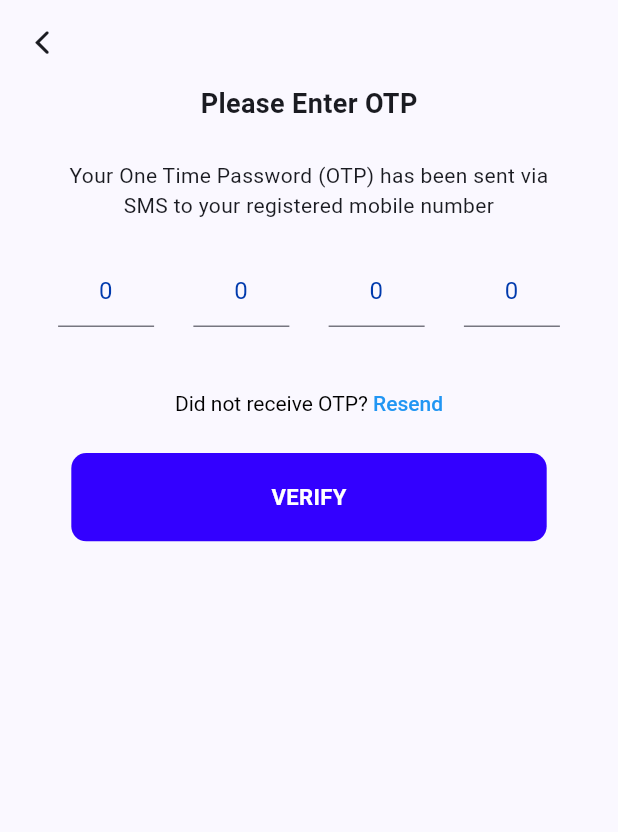
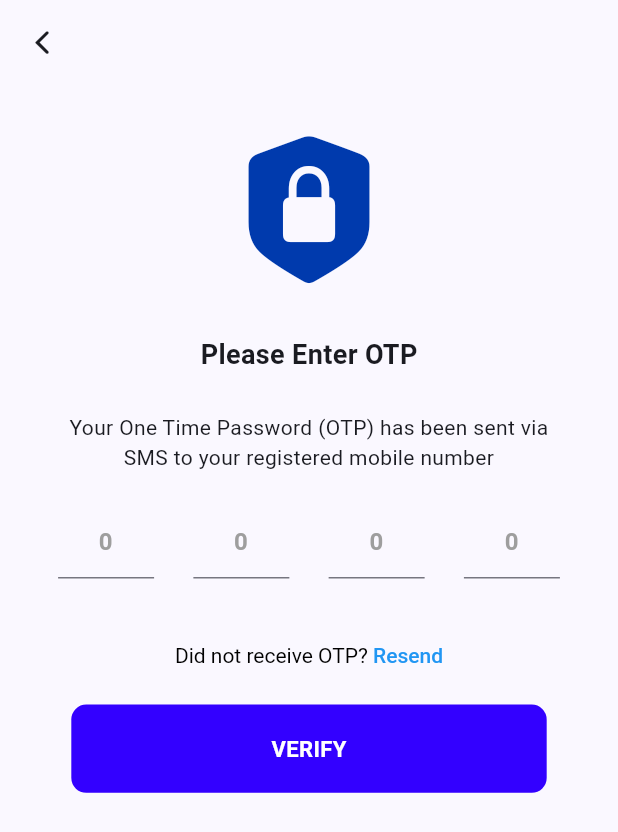
Before and after one commit to joyaljosephnote/sales_tracker_invoce_application, a Flutter app: the OtpFormScreen screen opened by its route, on a phone screen of 412 x 824 dp. Shown: the top 832 px of the screen. Run offline on Flutter 3.47's test engine with Material 2 defaults, Android fonts, the phone set to English and light mode, and no system bars; our stand-ins replace bloc, flutter_bloc, flutter_svg, google_fonts.

Commit message:
login screen logo and otp logo chaged

```diff
--- a/lib/featurs/presentation/screens/mobile/landing_screen/landing_screen.dart
+++ b/lib/featurs/presentation/screens/mobile/landing_screen/landing_screen.dart
@@ -4,8 +4,8 @@ import 'package:sales_tracker/featurs/business_logics/landing_page_bloc/landing_
 import 'package:sales_tracker/featurs/presentation/screens/mobile/bills_screen/bill_screen.dart';
 import 'package:sales_tracker/featurs/presentation/screens/mobile/home_screen/home_screen.dart';
 import 'package:sales_tracker/featurs/presentation/screens/mobile/inventory_screen/inventory_screen.dart';
-import 'package:sales_tracker/featurs/presentation/screens/mobile/more/more_screen.dart';
-import 'package:sales_tracker/featurs/presentation/screens/mobile/parties/parties_screen.dart';
+import 'package:sales_tracker/featurs/presentation/screens/mobile/more_screen/more_screen.dart';
+import 'package:sales_tracker/featurs/presentation/screens/mobile/parties_screen/parties_screen.dart';
 import 'package:sales_tracker/featurs/utils/colors/app_colors.dart';
 import 'package:sales_tracker/featurs/utils/constants/constants.dart';
 
--- a/lib/featurs/presentation/screens/mobile/otp_screen/otp_form_screen.dart
+++ b/lib/featurs/presentation/screens/mobile/otp_screen/otp_form_screen.dart
@@ -15,9 +15,8 @@ class OtpFormScreen extends StatelessWidget {
       appBar: AppBar(
         centerTitle: true,
         leading: IconButton(
-          onPressed: () {
-            Navigator.popAndPushNamed(context, Routes.authScreen);
-          },
+          onPressed: () =>
+              Navigator.popAndPushNamed(context, Routes.authScreen),
           icon: const Icon(
             CupertinoIcons.back,
           ),
@@ -32,18 +31,22 @@ class OtpFormScreen extends StatelessWidget {
                 crossAxisAlignment: CrossAxisAlignment.center,
                 mainAxisAlignment: MainAxisAlignment.center,
                 children: [
-                  textHeding1(data: "Please Enter OTP", textSize: 18),
+                  heightSizedBox(heightValue: 25.0),
+                  const LockShield(),
+                  heightSizedBox(heightValue: 25.0),
+                  textHeding1(data: otpMessageText, textSize: 18),
                   heightSizedBox(heightValue: 25.0),
                   const SizedBox(
                     width: 350,
-                    child: TextHeadingMessege(),
+                    child: TextHeadingMessage(),
                   ),
                   heightSizedBox(heightValue: 23.0),
                   const OTPForm(),
                   heightSizedBox(heightValue: 23.0),
                   const ResendOTP(),
                   heightSizedBox(heightValue: 25.0),
-                  const VerifyButton()
+                  const VerifyButton(),
+                  heightSizedBox(heightValue: 25.0),
                 ],
               ),
             ),
--- a/lib/featurs/utils/components/auth_screen_cmp/auth_screen_componets.dart
+++ b/lib/featurs/utils/components/auth_screen_cmp/auth_screen_componets.dart
@@ -1,3 +1,4 @@
+import 'package:flutter/cupertino.dart';
 import 'package:flutter/gestures.dart';
 import 'package:flutter/material.dart';
 import 'package:flutter_svg/svg.dart';
@@ -16,8 +17,9 @@ class LockIcon extends StatelessWidget {
   @override
   Widget build(BuildContext context) {
     return Icon(
-      Icons.lock,
+      CupertinoIcons.shield_lefthalf_fill,
       size: width,
+      color: primaryColor,
     );
   }
 }
--- a/lib/featurs/utils/components/otp_screen_cmp/otp_screen_componets.dart
+++ b/lib/featurs/utils/components/otp_screen_cmp/otp_screen_componets.dart
@@ -1,3 +1,4 @@
+import 'package:flutter/cupertino.dart';
 import 'package:flutter/gestures.dart';
 import 'package:flutter/material.dart';
 import 'package:flutter/services.dart';
@@ -5,8 +6,25 @@ import 'package:sales_tracker/featurs/utils/colors/app_colors.dart';
 import 'package:sales_tracker/featurs/utils/constants/constants.dart';
 import 'package:sales_tracker/featurs/utils/widgets/Ink_well_button.dart';
 
-class TextHeadingMessege extends StatelessWidget {
-  const TextHeadingMessege({
+class LockShield extends StatelessWidget {
+  const LockShield({
+    super.key,
+  });
+
+  @override
+  Widget build(BuildContext context) {
+    return Icon(
+      CupertinoIcons.lock_shield_fill,
+      size: sWidth! / 3.5,
+      color: primaryColor,
+    );
+  }
+}
+
+String otpMessageText = "Please Enter OTP";
+
+class TextHeadingMessage extends StatelessWidget {
+  const TextHeadingMessage({
     super.key,
   });
 
@@ -29,93 +47,59 @@ class OTPForm extends StatelessWidget {
     return Form(
       child: Container(
         margin: const EdgeInsets.fromLTRB(20, 0, 20, 0),
-        child: Row(
+        child: const Row(
           mainAxisAlignment: MainAxisAlignment.spaceBetween,
           children: [
             SizedBox(
               height: 68,
               width: 64,
-              child: TextFormField(
-                onChanged: (value) {
-                  if (value.length == 1) {
-                    FocusScope.of(context).nextFocus();
-                  }
-                },
-                decoration: const InputDecoration(
-                    hintText: "0", hintStyle: TextStyle(color: primaryColor)),
-                onSaved: (pin1) {},
-                style: const TextStyle(color: Colors.black),
-                keyboardType: TextInputType.number,
-                textAlign: TextAlign.center,
-                inputFormatters: [
-                  LengthLimitingTextInputFormatter(1),
-                  FilteringTextInputFormatter.digitsOnly,
-                ],
-              ),
+              child: OTPFormField(),
             ),
             SizedBox(
               height: 68,
               width: 64,
-              child: TextFormField(
-                onChanged: (value) {
-                  if (value.length == 1) {
-                    FocusScope.of(context).nextFocus();
-                  }
-                },
-                decoration: const InputDecoration(
-                    hintText: "0", hintStyle: TextStyle(color: primaryColor)),
-                style: const TextStyle(color: Colors.black),
-                keyboardType: TextInputType.number,
-                textAlign: TextAlign.center,
-                inputFormatters: [
-                  LengthLimitingTextInputFormatter(1),
-                  FilteringTextInputFormatter.digitsOnly,
-                ],
-              ),
+              child: OTPFormField(),
             ),
             SizedBox(
               height: 68,
               width: 64,
-              child: TextField(
-                onChanged: (value) {
-                  if (value.length == 1) {
-                    FocusScope.of(context).nextFocus();
-                  }
-                },
-                decoration: const InputDecoration(
-                    hintText: "0", hintStyle: TextStyle(color: primaryColor)),
-                style: const TextStyle(color: Colors.black),
-                keyboardType: TextInputType.number,
-                textAlign: TextAlign.center,
-                inputFormatters: [
-                  LengthLimitingTextInputFormatter(1),
-                  FilteringTextInputFormatter.digitsOnly,
-                ],
-              ),
+              child: OTPFormField(),
             ),
             SizedBox(
               height: 68,
               width: 64,
-              child: TextField(
-                onChanged: (value) {
-                  if (value.length == 1) {
-                    FocusScope.of(context).nextFocus();
-                  }
-                },
-                decoration: const InputDecoration(
-                    hintText: "0", hintStyle: TextStyle(color: primaryColor)),
-                style: const TextStyle(color: Colors.black),
-                keyboardType: TextInputType.number,
-                textAlign: TextAlign.center,
-                inputFormatters: [
-                  LengthLimitingTextInputFormatter(1),
-                  FilteringTextInputFormatter.digitsOnly,
-                ],
-              ),
+              child: OTPFormField(),
             ),
           ],
         ),
       ),
+    );
+  }
+}
+
+class OTPFormField extends StatelessWidget {
+  const OTPFormField({
+    super.key,
+  });
+
+  @override
+  Widget build(BuildContext context) {
+    return TextFormField(
+      onChanged: (value) {
+        if (value.length == 1) {
+          FocusScope.of(context).nextFocus();
+        }
+      },
+      decoration: const InputDecoration(
+          hintText: "0", hintStyle: TextStyle(color: textSecondaryGrey)),
+      onSaved: (pin1) {},
+      style: const TextStyle(color: Colors.black, fontWeight: FontWeight.bold),
+      keyboardType: TextInputType.number,
+      textAlign: TextAlign.center,
+      inputFormatters: [
+        LengthLimitingTextInputFormatter(1),
+        FilteringTextInputFormatter.digitsOnly,
+      ],
     );
   }
 }
```
Also changed, not shown: lib/featurs/presentation/screens/mobile/more_screen/more_screen.dart (renamed from lib/featurs/presentation/screens/mobile/more/more_screen.dart), lib/featurs/presentation/screens/mobile/parties_screen/parties_screen.dart (renamed from lib/featurs/presentation/screens/mobile/parties/parties_screen.dart).
